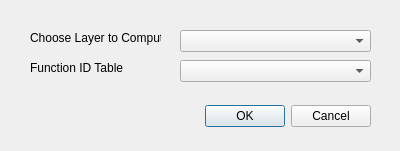
clutariomark/SiliconSaber, file silicon_saber_dialog_compute.ui: the form before one commit.
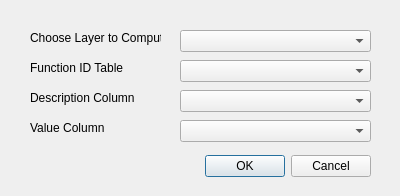
The form after the commit.

Commit message: implemented selection of columns for value map

```diff
--- a/silicon_saber_dialog_compute.ui
+++ b/silicon_saber_dialog_compute.ui
@@ -7,7 +7,7 @@
     <x>0</x>
     <y>0</y>
     <width>400</width>
-    <height>151</height>
+    <height>196</height>
    </rect>
   </property>
   <property name="windowTitle">
@@ -17,7 +17,7 @@
    <property name="geometry">
     <rect>
      <x>30</x>
-     <y>100</y>
+     <y>150</y>
      <width>341</width>
      <height>32</height>
     </rect>
@@ -75,6 +75,52 @@
     <string>Function ID Table</string>
    </property>
   </widget>
+  <widget class="QComboBox" name="val_col">
+   <property name="geometry">
+    <rect>
+     <x>180</x>
+     <y>120</y>
+     <width>191</width>
+     <height>22</height>
+    </rect>
+   </property>
+  </widget>
+  <widget class="QLabel" name="label_4">
+   <property name="geometry">
+    <rect>
+     <x>30</x>
+     <y>90</y>
+     <width>121</width>
+     <height>16</height>
+    </rect>
+   </property>
+   <property name="text">
+    <string>Description Column</string>
+   </property>
+  </widget>
+  <widget class="QComboBox" name="desc_col">
+   <property name="geometry">
+    <rect>
+     <x>180</x>
+     <y>90</y>
+     <width>191</width>
+     <height>22</height>
+    </rect>
+   </property>
+  </widget>
+  <widget class="QLabel" name="label_5">
+   <property name="geometry">
+    <rect>
+     <x>30</x>
+     <y>120</y>
+     <width>121</width>
+     <height>16</height>
+    </rect>
+   </property>
+   <property name="text">
+    <string>Value Column</string>
+   </property>
+  </widget>
  </widget>
  <resources/>
  <connections>
```
The commit also changes 7 other files.
